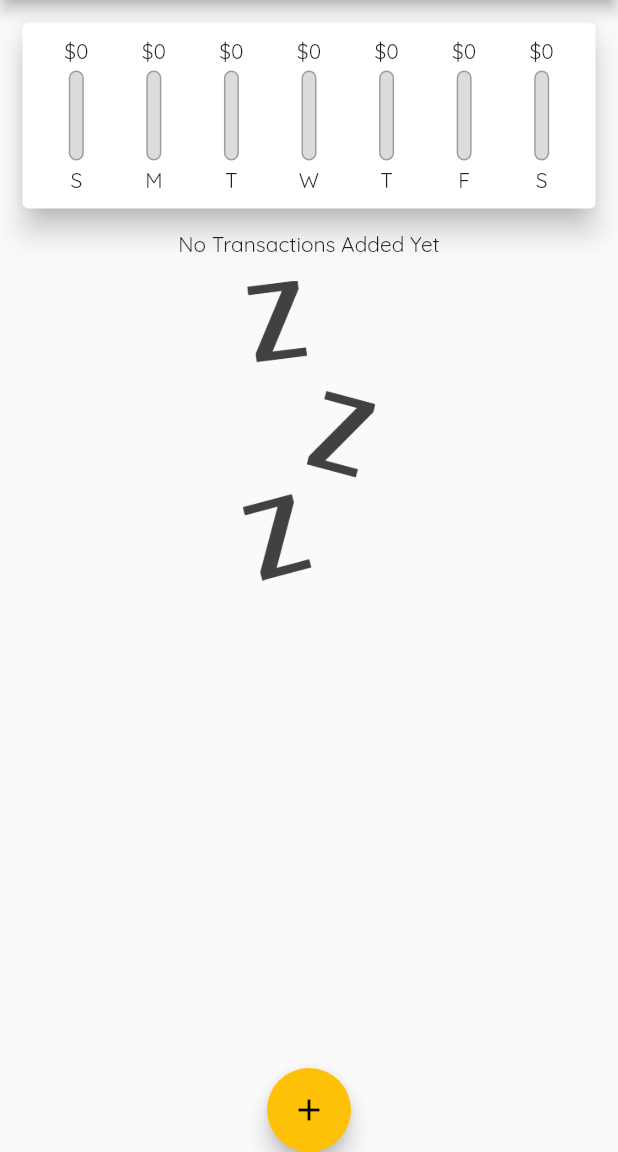
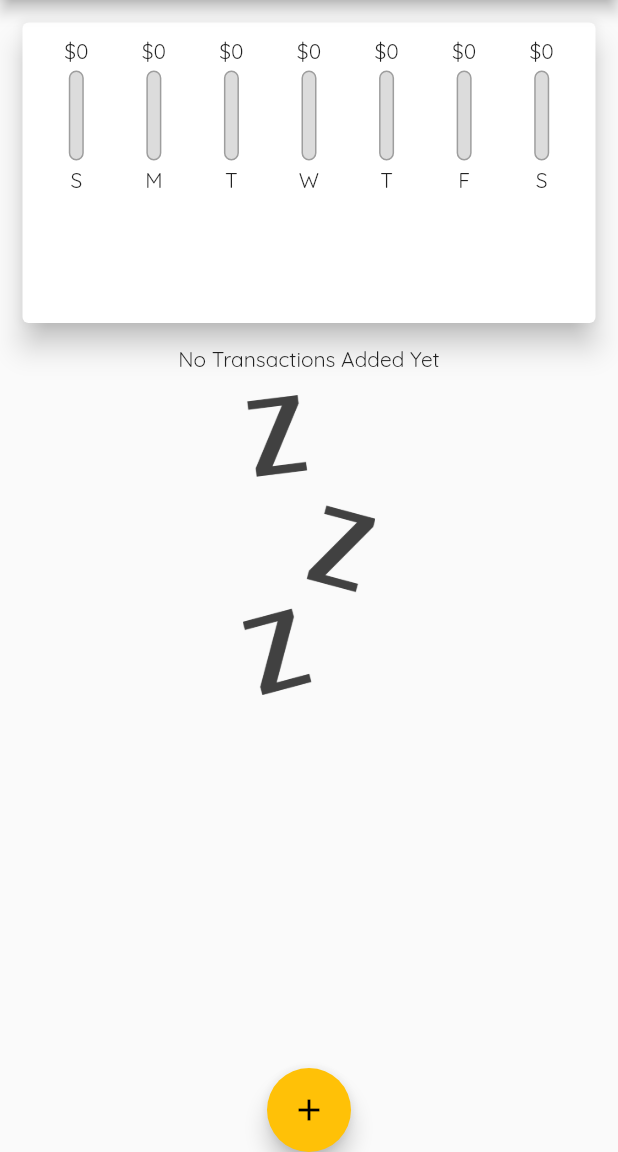
Before and after one commit to Ontan8/personal_expenses, a Flutter app: the screen it shows after launch, on a phone screen of 412 x 824 dp, the part 84-1236 px from its top. Run offline on Flutter 3.47's test engine with Material 2 defaults, Android fonts, the phone set to English and light mode, and no system bars.

Commit message:
dynamic size allocation

```diff
--- a/lib/main.dart
+++ b/lib/main.dart
@@ -83,8 +83,7 @@ class _HomePageState extends State<HomePage> {
 
   @override
   Widget build(BuildContext context) {
-    return Scaffold(
-        appBar: AppBar(
+    final appBar = AppBar(
       title: Text('Expense Planner'),
       actions: [
         IconButton(
@@ -92,14 +91,27 @@ class _HomePageState extends State<HomePage> {
           icon: Icon(Icons.add),
         )
       ],
-        ),
+    );
+    return Scaffold(
+        appBar: appBar,
         body: SingleChildScrollView(
           child: Column(
             mainAxisAlignment: MainAxisAlignment.start,
             crossAxisAlignment: CrossAxisAlignment.stretch,
             children: [
-              Chart(_recentTransactions),
-              TransactionsList(userTransaction, deleteTransaction),
+              Container(
+                child: Chart(_recentTransactions),
+                height: (MediaQuery.of(context).size.height -
+                        appBar.preferredSize.height -
+                        MediaQuery.of(context).padding.top) *
+                    0.3,
+              ),
+              Container(
+                  height: (MediaQuery.of(context).size.height -
+                          appBar.preferredSize.height -
+                          MediaQuery.of(context).padding.top) *
+                      0.7,
+                  child: TransactionsList(userTransaction, deleteTransaction)),
             ],
           ),
         ),
--- a/lib/widgets/transactions_list.dart
+++ b/lib/widgets/transactions_list.dart
@@ -12,7 +12,6 @@ class TransactionsList extends StatelessWidget {
   @override
   Widget build(BuildContext context) {
     return SizedBox(
-      height: 450,
       child: transaction.isEmpty
           ? Column(
               children: [
```
Lines whose indentation alone changed are shown as unchanged.
